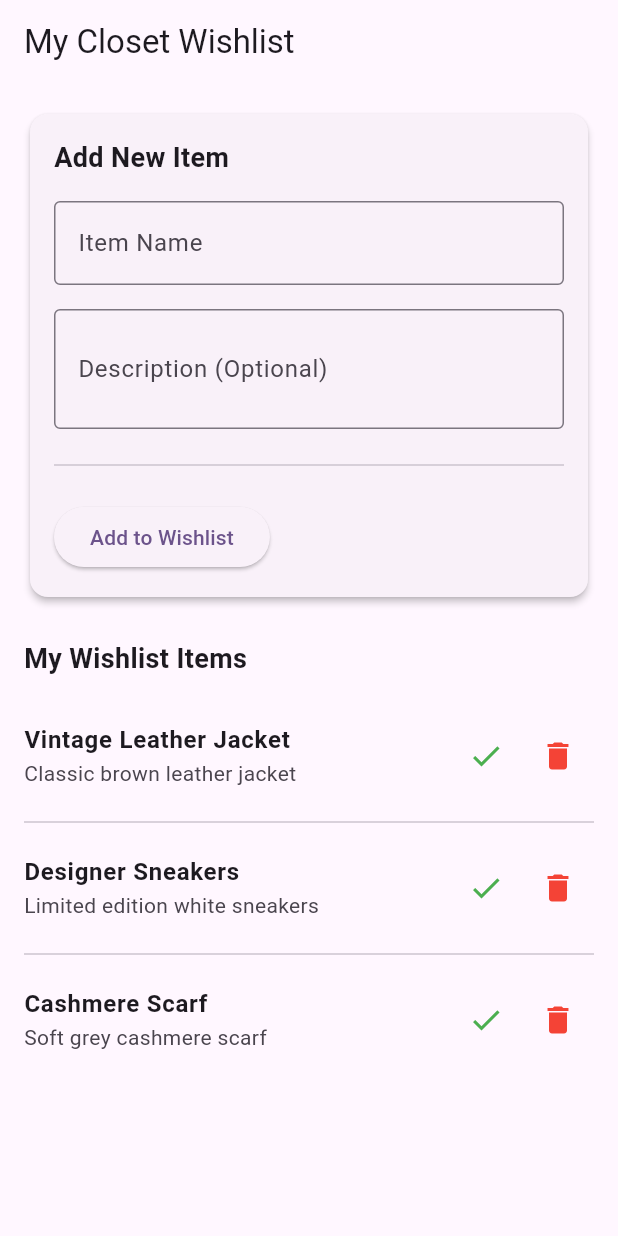
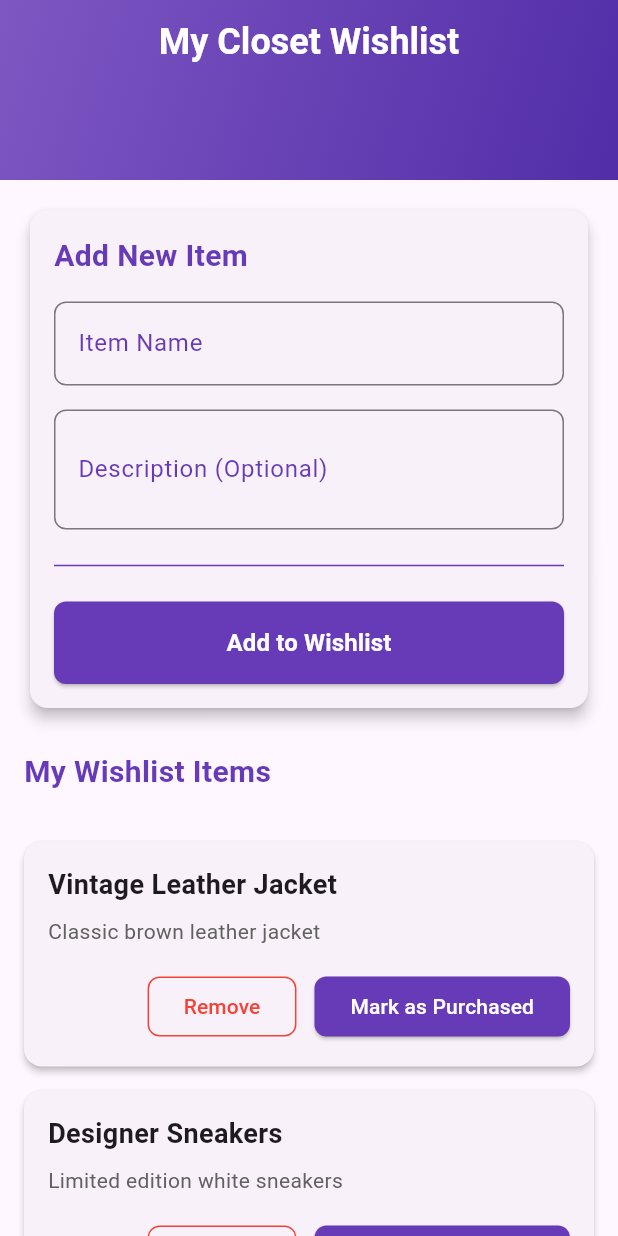
Before and after one commit to kehakinx/Software_Dev_JNBK, a Flutter app: the WishlistPage screen opened directly, on a phone screen of 412 x 824 dp. Run offline on Flutter 3.47's test engine with Material 3 defaults, Android fonts, the phone set to English and light mode, and no system bars; our stand-ins replace cloud_firestore, firebase_auth, firebase_core, firebase_storage, go_router, image_picker and 1 more; accounts and stored records are empty; network calls fail.

Commit message:
Wishlist Page with updated UI

```diff
--- a/closetinventory/lib/views/outfits/wishlist.dart
+++ b/closetinventory/lib/views/outfits/wishlist.dart
@@ -11,9 +11,13 @@ class MyApp extends StatelessWidget {
   Widget build(BuildContext context) {
     return MaterialApp(
       title: 'My Closet Wishlist',
+      debugShowCheckedModeBanner: false,
       theme: ThemeData(
-        primarySwatch: Colors.blue,
-        visualDensity: VisualDensity.adaptivePlatformDensity,
+        colorScheme: ColorScheme.fromSeed(
+          seedColor: Colors.deepPurple,
+          brightness: Brightness.light,
+        ),
+        useMaterial3: true,
       ),
       home: const WishlistPage(),
     );
@@ -58,6 +62,8 @@ class _WishlistPageState extends State<WishlistPage> {
         _itemNameController.clear();
         _descriptionController.clear();
       });
+      // Hide keyboard after adding
+      FocusScope.of(context).unfocus();
     }
   }
 
@@ -77,17 +83,47 @@ class _WishlistPageState extends State<WishlistPage> {
   @override
   Widget build(BuildContext context) {
     return Scaffold(
-      appBar: AppBar(
-        title: const Text('My Closet Wishlist'),
+      body: CustomScrollView(
+        slivers: [
+          // App Bar with centered title
+          SliverAppBar(
+            title: const Text(
+              'My Closet Wishlist',
+              style: TextStyle(
+                fontSize: 24,
+                fontWeight: FontWeight.bold,
+                color: Colors.white,
               ),
-      body: SingleChildScrollView(
+            ),
+            centerTitle: true,
+            pinned: true,
+            expandedHeight: 120,
+            flexibleSpace: FlexibleSpaceBar(
+              background: Container(
+                decoration: BoxDecoration(
+                  gradient: LinearGradient(
+                    colors: [
+                      Colors.deepPurple.shade400,
+                      Colors.deepPurple.shade700,
+                    ],
+                    begin: Alignment.topLeft,
+                    end: Alignment.bottomRight,
+                  ),
+                ),
+              ),
+            ),
+          ),
+          // Content
+          SliverPadding(
             padding: const EdgeInsets.all(16.0),
-        child: Column(
-          crossAxisAlignment: CrossAxisAlignment.stretch,
-          children: [
+            sliver: SliverList(
+              delegate: SliverChildListDelegate([
                 // Add New Item Section
                 Card(
-              elevation: 2,
+                  elevation: 4,
+                  shape: RoundedRectangleBorder(
+                    borderRadius: BorderRadius.circular(12),
+                  ),
                   child: Padding(
                     padding: const EdgeInsets.all(16.0),
                     child: Column(
@@ -96,35 +132,69 @@ class _WishlistPageState extends State<WishlistPage> {
                         const Text(
                           'Add New Item',
                           style: TextStyle(
-                        fontSize: 18,
+                            fontSize: 20,
                             fontWeight: FontWeight.bold,
+                            color: Colors.deepPurple,
                           ),
                         ),
                         const SizedBox(height: 16),
                         TextField(
                           controller: _itemNameController,
-                      decoration: const InputDecoration(
+                          decoration: InputDecoration(
                             labelText: 'Item Name',
+                            labelStyle: const TextStyle(color: Colors.deepPurple),
                             hintText: 'e.g., Blue Denim Jeans',
-                        border: OutlineInputBorder(),
+                            border: OutlineInputBorder(
+                              borderRadius: BorderRadius.circular(8),
+                              borderSide: const BorderSide(color: Colors.deepPurple),
+                            ),
+                            focusedBorder: OutlineInputBorder(
+                              borderRadius: BorderRadius.circular(8),
+                              borderSide: const BorderSide(color: Colors.deepPurple, width: 2),
+                            ),
                           ),
                         ),
                         const SizedBox(height: 16),
                         TextField(
                           controller: _descriptionController,
-                      decoration: const InputDecoration(
+                          decoration: InputDecoration(
                             labelText: 'Description (Optional)',
+                            labelStyle: const TextStyle(color: Colors.deepPurple),
                             hintText: 'e.g., High-waisted, straight leg',
-                        border: OutlineInputBorder(),
+                            border: OutlineInputBorder(
+                              borderRadius: BorderRadius.circular(8),
+                              borderSide: const BorderSide(color: Colors.deepPurple),
+                            ),
+                            focusedBorder: OutlineInputBorder(
+                              borderRadius: BorderRadius.circular(8),
+                              borderSide: const BorderSide(color: Colors.deepPurple, width: 2),
+                            ),
                           ),
                           maxLines: 2,
                         ),
                         const SizedBox(height: 16),
-                    const Divider(),
+                        const Divider(color: Colors.deepPurple),
                         const SizedBox(height: 16),
-                    ElevatedButton(
+                        SizedBox(
+                          width: double.infinity,
+                          child: ElevatedButton(
                             onPressed: _addNewItem,
-                      child: const Text('Add to Wishlist'),
+                            style: ElevatedButton.styleFrom(
+                              backgroundColor: Colors.deepPurple,
+                              padding: const EdgeInsets.symmetric(vertical: 16),
+                              shape: RoundedRectangleBorder(
+                                borderRadius: BorderRadius.circular(8),
+                              ),
+                            ),
+                            child: const Text(
+                              'Add to Wishlist',
+                              style: TextStyle(
+                                fontSize: 16,
+                                fontWeight: FontWeight.bold,
+                                color: Colors.white,
+                              ),
+                            ),
+                          ),
                         ),
                       ],
                     ),
@@ -135,49 +205,92 @@ class _WishlistPageState extends State<WishlistPage> {
                 const Text(
                   'My Wishlist Items',
                   style: TextStyle(
+                    fontSize: 20,
+                    fontWeight: FontWeight.bold,
+                    color: Colors.deepPurple,
+                  ),
+                ),
+                const SizedBox(height: 16),
+              ]),
+            ),
+          ),
+          // Wishlist Items
+          SliverPadding(
+            padding: const EdgeInsets.symmetric(horizontal: 16),
+            sliver: SliverList(
+              delegate: SliverChildBuilderDelegate(
+                (context, index) {
+                  final item = _wishlistItems[index];
+                  return Card(
+                    elevation: 2,
+                    margin: const EdgeInsets.only(bottom: 16),
+                    shape: RoundedRectangleBorder(
+                      borderRadius: BorderRadius.circular(12),
+                    ),
+                    child: Padding(
+                      padding: const EdgeInsets.all(16.0),
+                      child: Column(
+                        crossAxisAlignment: CrossAxisAlignment.start,
+                        children: [
+                          Text(
+                            item.name,
+                            style: const TextStyle(
                               fontSize: 18,
                               fontWeight: FontWeight.bold,
                             ),
                           ),
-            const SizedBox(height: 16),
-            ListView.separated(
-              shrinkWrap: true,
-              physics: const NeverScrollableScrollPhysics(),
-              itemCount: _wishlistItems.length,
-              separatorBuilder: (context, index) => const Divider(),
-              itemBuilder: (context, index) {
-                final item = _wishlistItems[index];
-                return ListTile(
-                  contentPadding: EdgeInsets.zero,
-                  title: Text(
-                    item.name,
-                    style: const TextStyle(
-                      fontWeight: FontWeight.bold,
+                          if (item.description.isNotEmpty) ...[
+                            const SizedBox(height: 8),
+                            Text(
+                              item.description,
+                              style: TextStyle(
+                                color: Colors.grey.shade700,
                               ),
                             ),
-                  subtitle: item.description.isNotEmpty
-                      ? Text(item.description)
-                      : null,
-                  trailing: Row(
-                    mainAxisSize: MainAxisSize.min,
+                          ],
+                          const SizedBox(height: 16),
+                          Row(
+                            mainAxisAlignment: MainAxisAlignment.end,
                             children: [
-                      IconButton(
-                        icon: const Icon(Icons.check, color: Colors.green),
+                              OutlinedButton(
+                                onPressed: () => _removeItem(index),
+                                style: OutlinedButton.styleFrom(
+                                  side: const BorderSide(color: Colors.red),
+                                  shape: RoundedRectangleBorder(
+                                    borderRadius: BorderRadius.circular(8),
+                                  ),
+                                ),
+                                child: const Text(
+                                  'Remove',
+                                  style: TextStyle(color: Colors.red),
+                                ),
+                              ),
+                              const SizedBox(width: 12),
+                              ElevatedButton(
                                 onPressed: () => _markAsPurchased(index),
-                        tooltip: 'Mark as Purchased',
+                                style: ElevatedButton.styleFrom(
+                                  backgroundColor: Colors.deepPurple,
+                                  shape: RoundedRectangleBorder(
+                                    borderRadius: BorderRadius.circular(8),
                                   ),
-                      IconButton(
-                        icon: const Icon(Icons.delete, color: Colors.red),
-                        onPressed: () => _removeItem(index),
-                        tooltip: 'Remove',
+                                ),
+                                child: const Text(
+                                  'Mark as Purchased',
+                                  style: TextStyle(color: Colors.white),
+                                ),
                               ),
                             ],
                           ),
+                        ],
+                      ),
+                    ),
                   );
                 },
+                childCount: _wishlistItems.length,
+              ),
+            ),
           ),
         ],
-        ),
       ),
     );
   }
```
Lines whose indentation alone changed are shown as unchanged.
